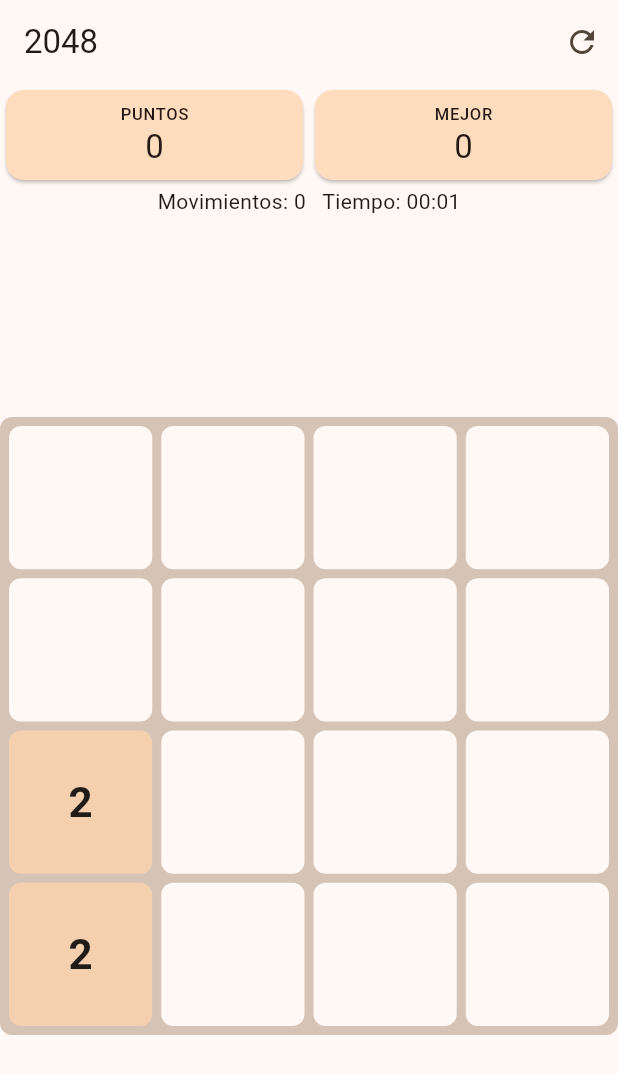
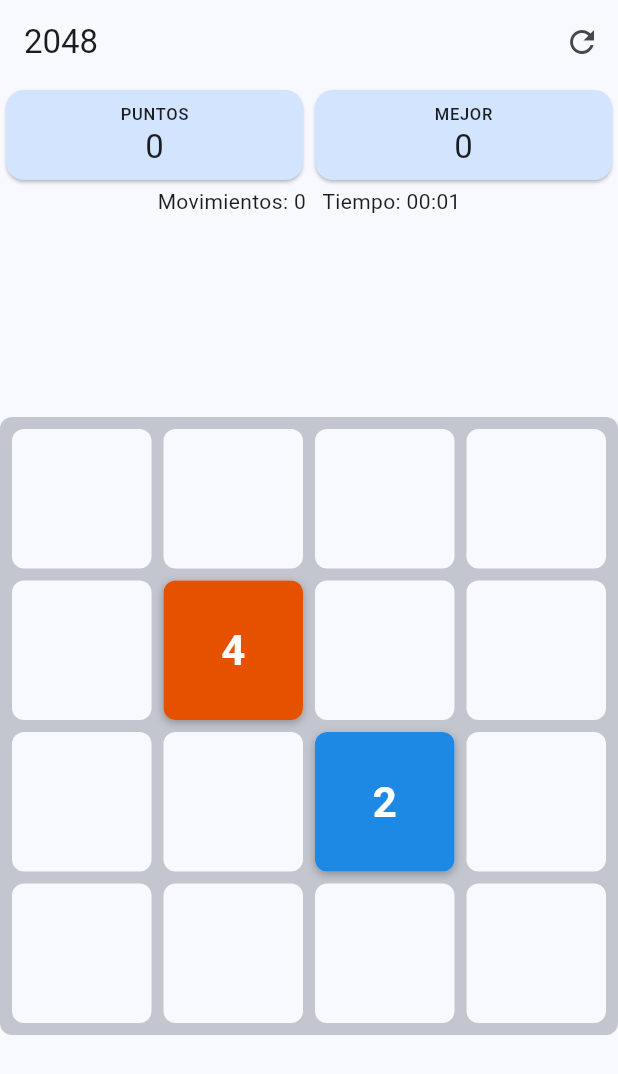
Before and after one commit to mileagaabriel-dam1/Milea_Rubio-2048, a Flutter app: the JuegoScreen screen opened directly with empty values, on a phone screen of 412 x 824 dp. Shown: the top 1074 px of the screen. Run offline on Flutter 3.47's test engine with Material 3 defaults, Android fonts, the phone set to English and light mode, and no system bars; our stand-ins replace shared_preferences, sqflite; accounts and stored records are empty.

Commit message:
Data, game, models retocados

```diff
--- a/lib/game/juego_2048.dart
+++ b/lib/game/juego_2048.dart
@@ -1,66 +1,96 @@
-import 'dart:math'; // Random
+import 'dart:math'; // Random, max
 
-enum Direccion { arriba, abajo, izquierda, derecha } // Las 4 direcciones posibles
+enum Direccion { arriba, abajo, izquierda, derecha } // Las 4 direcciones
+
+class Ficha { // Una ficha con identidad propia (así podemos animar su movimiento)
+  final int id; // Identificador único
+  int valor; // 2, 4, 8...
+  int pos; // Casilla donde está (0-15)
+  bool nueva = true; // Acaba de aparecer -> animación de aparecer
+  bool fusionada = false; // Acaba de fusionarse -> animación "pop"
+  bool eliminada = false; // Se ha juntado con otra: se desliza y desaparece
+  Ficha(this.id, this.valor, this.pos);
+}
 
 class Juego2048 { // Lógica del juego (sin nada de pantalla)
-  List<int> tablero = List.filled(16, 0); // 16 casillas, 0 = vacía
-  int puntuacion = 0; // Puntos
-  int movimientos = 0; // Movimientos válidos hechos
-  final _random = Random(); // Para elegir casilla y valor al azar
+  static int _siguienteId = 0; // static: ids únicos aunque se reinicie la partida
+  final fichas = <Ficha>[]; // Fichas del tablero
+  int puntuacion = 0;
+  int movimientos = 0;
+  final _random = Random();
 
-  Juego2048() { // Partida nueva
-    _nuevaFicha(); // Empieza con
-    _nuevaFicha(); // dos fichas
+  Juego2048() { // Partida nueva: 2 fichas
+    _nuevaFicha();
+    _nuevaFicha();
   }
 
-  Juego2048.cargar(this.tablero, this.puntuacion, this.movimientos); // Partida guardada
-
-  int get fichaMaxima => tablero.reduce(max); // La ficha más alta del tablero
-
-  void _nuevaFicha() { // Pone un 2 (90%) o un 4 (10%) en una casilla vacía
-    final vacias = [for (var i = 0; i < 16; i++) if (tablero[i] == 0) i]; // Posiciones libres
-    if (vacias.isEmpty) return; // Tablero lleno
-    tablero[vacias[_random.nextInt(vacias.length)]] = _random.nextInt(10) == 0 ? 4 : 2;
-  }
-
-  List<int> _linea(int n, Direccion d) { // Las 4 posiciones de una fila/columna, en el orden del movimiento
-    switch (d) {
-      case Direccion.izquierda: return [n * 4, n * 4 + 1, n * 4 + 2, n * 4 + 3]; // Fila n, de izq a der
-      case Direccion.derecha: return [n * 4 + 3, n * 4 + 2, n * 4 + 1, n * 4]; // Fila n, de der a izq
-      case Direccion.arriba: return [n, n + 4, n + 8, n + 12]; // Columna n, de arriba a abajo
-      case Direccion.abajo: return [n + 12, n + 8, n + 4, n]; // Columna n, de abajo a arriba
+  Juego2048.cargar(List<int> tablero, this.puntuacion, this.movimientos) { // Partida guardada
+    for (var i = 0; i < 16; i++) {
+      if (tablero[i] != 0) fichas.add(Ficha(_siguienteId++, tablero[i], i));
     }
   }
 
-  bool mover(Direccion d) { // Mueve las fichas. Devuelve true si algo ha cambiado
-    final antes = List.of(tablero); // Copia para saber si cambió
-    for (var n = 0; n < 4; n++) { // Para cada fila o columna
-      final pos = _linea(n, d); // Sus 4 posiciones
-      final valores = [for (final p in pos) if (tablero[p] != 0) tablero[p]]; // Fichas sin huecos
-      final resultado = <int>[]; // La línea ya movida
-      for (var i = 0; i < valores.length; i++) {
-        if (i + 1 < valores.length && valores[i] == valores[i + 1]) { // Dos iguales seguidas
-          resultado.add(valores[i] * 2); // Se fusionan
-          puntuacion += valores[i] * 2; // Y suman puntos
-          i++; // Saltamos la segunda
-        } else {
-          resultado.add(valores[i]); // Se queda igual
+  List<int> get tablero { // Las 16 casillas como números (para guardar en la BD)
+    final t = List.filled(16, 0);
+    for (final f in fichas) {
+      if (!f.eliminada) t[f.pos] = f.valor;
+    }
+    return t;
+  }
+
+  int get fichaMaxima => tablero.reduce(max); // Ficha más alta
+
+  void _nuevaFicha() { // Un 2 (90%) o un 4 (10%) en una casilla vacía
+    final t = tablero;
+    final vacias = [for (var i = 0; i < 16; i++) if (t[i] == 0) i];
+    if (vacias.isEmpty) return;
+    fichas.add(Ficha(_siguienteId++, _random.nextInt(10) == 0 ? 4 : 2, vacias[_random.nextInt(vacias.length)]));
+  }
+
+  List<int> _linea(int n, Direccion d) { // Las 4 casillas de una fila/columna, en el orden del movimiento
+    switch (d) {
+      case Direccion.izquierda: return [n * 4, n * 4 + 1, n * 4 + 2, n * 4 + 3];
+      case Direccion.derecha: return [n * 4 + 3, n * 4 + 2, n * 4 + 1, n * 4];
+      case Direccion.arriba: return [n, n + 4, n + 8, n + 12];
+      case Direccion.abajo: return [n + 12, n + 8, n + 4, n];
+    }
+  }
+
+  bool mover(Direccion d) { // Devuelve true si algo ha cambiado
+    fichas.removeWhere((f) => f.eliminada); // Quitamos las que desaparecieron en el movimiento anterior
+    for (final f in fichas) { f.nueva = false; f.fusionada = false; } // Reseteamos las animaciones
+    final antes = tablero.join(',');
+    for (var n = 0; n < 4; n++) { // Cada fila o columna
+      final pos = _linea(n, d);
+      final enLinea = [for (final p in pos) ...fichas.where((f) => f.pos == p)]; // Sus fichas, en orden
+      var destino = 0; // Siguiente casilla libre
+      for (var i = 0; i < enLinea.length; i++) {
+        final f = enLinea[i];
+        f.pos = pos[destino]; // La ficha se desliza hasta aquí
+        if (i + 1 < enLinea.length && enLinea[i + 1].valor == f.valor) { // Dos iguales seguidas
+          final otra = enLinea[i + 1];
+          otra.pos = pos[destino]; // La otra va a la misma casilla...
+          otra.eliminada = true; // ...y desaparece
+          f.valor *= 2; // Esta se queda con el doble
+          f.fusionada = true; // -> animación pop
+          puntuacion += f.valor;
+          i++; // Saltamos la otra
         }
+        destino++;
       }
-      while (resultado.length < 4) { resultado.add(0); } // Rellenamos con huecos
-      for (var i = 0; i < 4; i++) { tablero[pos[i]] = resultado[i]; } // Escribimos en el tablero
     }
-    final cambiado = antes.join() != tablero.join(); // ¿Ha cambiado algo?
-    if (cambiado) { movimientos++; _nuevaFicha(); } // Si sí: cuenta el movimiento y sale ficha nueva
+    final cambiado = antes != tablero.join(','); // ¿Ha cambiado algo?
+    if (cambiado) { movimientos++; _nuevaFicha(); }
     return cambiado;
   }
 
-  bool get terminado { // Fin de partida: no quedan huecos ni fusiones posibles
-    if (tablero.contains(0)) return false; // Hay hueco = se puede mover
+  bool get terminado { // No hay huecos ni fusiones posibles
+    final t = tablero;
+    if (t.contains(0)) return false;
     for (var i = 0; i < 16; i++) {
-      if (i % 4 < 3 && tablero[i] == tablero[i + 1]) return false; // Igual a la derecha
-      if (i < 12 && tablero[i] == tablero[i + 4]) return false; // Igual abajo
+      if (i % 4 < 3 && t[i] == t[i + 1]) return false; // Igual a la derecha
+      if (i < 12 && t[i] == t[i + 4]) return false; // Igual abajo
     }
-    return true; // No hay movimientos
+    return true;
   }
 }
--- a/lib/screens/ajustes_screen.dart
+++ b/lib/screens/ajustes_screen.dart
@@ -4,6 +4,7 @@ import '../routes.dart';
 import '../services/app_controller.dart';
 import '../theme/app_theme.dart';
 import '../widgets/confirm_dialog.dart';
+import '../widgets/tile_widget.dart';
 
 class AjustesScreen extends StatelessWidget {
   const AjustesScreen({super.key});
@@ -33,8 +34,11 @@ class AjustesScreen extends StatelessWidget {
             onSelectionChanged: (s) => app.cambiarTema(s.first),
           ),
           Wrap(children: [ // Color de fichas
-            for (var i = 0; i < AppTheme.colores.length; i++)
+            for (var i = 0; i < AppTheme.paletas.length; i++)
               ChoiceChip(label: Text(AppTheme.nombresColores[i]), selected: app.colorIndice == i, onSelected: (_) => app.cambiarColor(i)),
+          ]),
+          Row(children: [ // Vista previa de las fichas
+            for (final v in [2, 4, 8, 16, 32, 64]) Expanded(child: Padding(padding: const EdgeInsets.all(4), child: AspectRatio(aspectRatio: 1, child: TileWidget(valor: v)))),
           ]),
           ListTile(title: const Text('Borrar historial'), leading: const Icon(Icons.delete), onTap: () => _borrarTodo(context)),
           ListTile(title: const Text('Cerrar sesión'), leading: const Icon(Icons.logout),
--- a/lib/screens/juego_screen.dart
+++ b/lib/screens/juego_screen.dart
@@ -110,7 +110,7 @@ class _JuegoScreenState extends State<JuegoScreen> with WidgetsBindingObserver {
             ]),
           ),
           if (_verDetalles) Text('Movimientos: ${_juego.movimientos}   Tiempo: ${formatoTiempo(_segundos)}'),
-          Expanded(child: Center(child: BoardWidget(valores: _juego.tablero, onMover: _mover))),
+          Expanded(child: Center(child: BoardWidget(fichas: _juego.fichas, onMover: _mover))),
         ]),
       ),
     );
--- a/lib/theme/app_theme.dart
+++ b/lib/theme/app_theme.dart
@@ -1,26 +1,50 @@
-import 'dart:math'; // log()
+import 'dart:math'; // log, min
 import 'package:flutter/material.dart';
 
+class ColoresFichas extends ThemeExtension<ColoresFichas> { // Los colores de las fichas viajan DENTRO del tema
+  final List<Color> colores;
+  const ColoresFichas(this.colores);
+  @override
+  ColoresFichas copyWith({List<Color>? colores}) => ColoresFichas(colores ?? this.colores);
+  @override
+  ColoresFichas lerp(ColoresFichas? other, double t) => other ?? this;
+}
+
 class AppTheme { // Colores, tamaños y estilos de toda la app
-  static const double espacio = 16; // Espaciado general
-  static const double radio = 8; // Esquinas redondeadas
-  static const TextStyle titulo = TextStyle(fontSize: 56, fontWeight: FontWeight.bold); // Título "2048"
+  static const double espacio = 16; // Espaciado
+  static const double radio = 8; // Esquinas
+  static const double separacion = 8; // Hueco entre fichas
+  static const Duration animacion = Duration(milliseconds: 120); // Velocidad del deslizamiento
+  static const TextStyle titulo = TextStyle(fontSize: 56, fontWeight: FontWeight.bold);
 
-  static const List<Color> colores = [Colors.orange, Colors.blue, Colors.green, Colors.purple]; // Colores a elegir
-  static const List<String> nombresColores = ['Naranja', 'Azul', 'Verde', 'Morado'];
+  static const List<String> nombresColores = ['Multicolor', 'Pastel', 'Neón'];
+  static const List<List<Color>> paletas = [ // Un color por ficha: 2, 4, 8, 16, 32, 64, 128, 256, 512, 1024, 2048
+    [Color(0xFF1E88E5), Color(0xFFE65100), Color(0xFF43A047), Color(0xFF8E24AA), Color(0xFFE53935), Color(0xFF00897B),
+      Color(0xFFD81B60), Color(0xFFFFA000), Color(0xFF3949AB), Color(0xFF00ACC1), Color(0xFFFFD600)], // Azul, naranja oscuro, verde...
+    [Color(0xFF90CAF9), Color(0xFFFFCC80), Color(0xFFA5D6A7), Color(0xFFCE93D8), Color(0xFFEF9A9A), Color(0xFF80CBC4),
+      Color(0xFFF48FB1), Color(0xFFFFE082), Color(0xFF9FA8DA), Color(0xFF80DEEA), Color(0xFFFFF59D)],
+    [Color(0xFF00E5FF), Color(0xFFFF6D00), Color(0xFF76FF03), Color(0xFFD500F9), Color(0xFFFF1744), Color(0xFF1DE9B6),
+      Color(0xFFF50057), Color(0xFFFFC400), Color(0xFF651FFF), Color(0xFF00B0FF), Color(0xFFFFEA00)],
+  ];
 
-  static ThemeData claro(int color) => ThemeData(colorSchemeSeed: colores[color], brightness: Brightness.light); // Tema claro
-  static ThemeData oscuro(int color) => ThemeData(colorSchemeSeed: colores[color], brightness: Brightness.dark); // Tema oscuro
-
-  static Color colorFicha(BuildContext context, int valor) { // Color de una ficha según su valor
-    final esquema = Theme.of(context).colorScheme; // Colores del tema ACTIVO (claro u oscuro)
-    if (valor == 0) return esquema.surface; // Casilla vacía
-    final paso = log(valor) / log(2); // 2->1, 4->2 ... 2048->11
-    return Color.lerp(esquema.primaryContainer, esquema.primary, paso / 11)!; // De suave a intenso
+  static ThemeData _tema(int p, Brightness brillo) {
+    final paleta = paletas[p % paletas.length]; // % por si había guardado un índice antiguo
+    return ThemeData(colorSchemeSeed: paleta[0], brightness: brillo, extensions: [ColoresFichas(paleta)]);
   }
 
-  static Color colorTexto(BuildContext context, int valor) => // Texto legible sobre la ficha
-  colorFicha(context, valor).computeLuminance() > 0.4 ? Colors.black87 : Colors.white;
+  static ThemeData claro(int p) => _tema(p, Brightness.light); // Tema claro
+  static ThemeData oscuro(int p) => _tema(p, Brightness.dark); // Tema oscuro
+
+  static Color colorFicha(BuildContext context, int valor) { // Color de una ficha
+    final tema = Theme.of(context); // Tema ACTIVO
+    if (valor == 0) return tema.colorScheme.surface; // Casilla vacía
+    final colores = tema.extension<ColoresFichas>()!.colores;
+    final i = (log(valor) / log(2)).round() - 1; // 2->0, 4->1 ... 2048->10
+    return colores[min(i, colores.length - 1)];
+  }
+
+  static Color colorTexto(BuildContext context, int valor) => // Texto legible encima
+  colorFicha(context, valor).computeLuminance() > 0.5 ? Colors.black87 : Colors.white;
 
   static Color colorTablero(BuildContext context) => Theme.of(context).colorScheme.outlineVariant; // Fondo del tablero
 }
--- a/lib/widgets/board_widget.dart
+++ b/lib/widgets/board_widget.dart
@@ -1,71 +1,80 @@
 import 'package:flutter/material.dart';
-import 'package:flutter/services.dart'; // Teclas del teclado
-
-import '../game/juego_2048.dart'; // Direccion
+import 'package:flutter/services.dart'; // Teclado
+import '../game/juego_2048.dart';
 import '../theme/app_theme.dart';
 import 'tile_widget.dart';
 
-class BoardWidget extends StatefulWidget { // El tablero 4x4 + los gestos
-  final List<int> valores; // Las 16 fichas
-  final void Function(Direccion) onMover; // Avisa a la pantalla de hacia dónde mover
-  const BoardWidget({super.key, required this.valores, required this.onMover});
+class BoardWidget extends StatefulWidget { // Tablero 4x4 + gestos + animaciones
+  final List<Ficha> fichas;
+  final void Function(Direccion) onMover; // Avisa a la pantalla
+  const BoardWidget({super.key, required this.fichas, required this.onMover});
 
   @override
   State<BoardWidget> createState() => _BoardWidgetState();
 }
 
-class _BoardWidgetState extends State<BoardWidget> { // Stateful: necesita recordar cuánto se ha arrastrado
-  Offset _arrastre = Offset.zero; // Distancia recorrida por el dedo
+class _BoardWidgetState extends State<BoardWidget> {
+  Offset _arrastre = Offset.zero; // Cuánto se ha movido el dedo
 
   void _alSoltar() { // Al levantar el dedo decidimos la dirección
     final d = _arrastre;
     _arrastre = Offset.zero;
-    if (d.distance < 30) return; // UMBRAL: ignora deslizamientos muy cortos
-    if (d.dx.abs() > d.dy.abs()) { // Dirección dominante: horizontal
-      widget.onMover(d.dx > 0 ? Direccion.derecha : Direccion.izquierda);
-    } else { // Dirección dominante: vertical
-      widget.onMover(d.dy > 0 ? Direccion.abajo : Direccion.arriba);
+    if (d.distance < 30) return; // UMBRAL: ignora movimientos cortos
+    if (d.dx.abs() > d.dy.abs()) {
+      widget.onMover(d.dx > 0 ? Direccion.derecha : Direccion.izquierda); // Horizontal
+    } else {
+      widget.onMover(d.dy > 0 ? Direccion.abajo : Direccion.arriba); // Vertical
     }
   }
 
-  KeyEventResult _alPulsarTecla(FocusNode nodo, KeyEvent e) { // Flechas del teclado (alternativa accesible)
+  KeyEventResult _tecla(FocusNode nodo, KeyEvent e) { // Flechas del teclado
     if (e is! KeyDownEvent) return KeyEventResult.ignored;
-    final teclas = {
+    final dir = {
       LogicalKeyboardKey.arrowUp: Direccion.arriba,
       LogicalKeyboardKey.arrowDown: Direccion.abajo,
       LogicalKeyboardKey.arrowLeft: Direccion.izquierda,
       LogicalKeyboardKey.arrowRight: Direccion.derecha,
-    };
-    final dir = teclas[e.logicalKey];
-    if (dir == null) return KeyEventResult.ignored; // Otra tecla
+    }[e.logicalKey];
+    if (dir == null) return KeyEventResult.ignored;
     widget.onMover(dir);
     return KeyEventResult.handled;
   }
 
   @override
   Widget build(BuildContext context) {
-    return Focus( // Para recibir el teclado
+    return Focus(
       autofocus: true,
-      onKeyEvent: _alPulsarTecla,
-      child: GestureDetector( // onPan* = movimiento libre en 2D; así elegimos nosotros el eje dominante
+      onKeyEvent: _tecla,
+      child: GestureDetector( // onPan: movimiento en 2D, elegimos nosotros el eje dominante
         onPanStart: (_) => _arrastre = Offset.zero,
-        onPanUpdate: (d) => _arrastre += d.delta, // Vamos sumando el movimiento
+        onPanUpdate: (d) => _arrastre += d.delta,
         onPanEnd: (_) => _alSoltar(),
-        child: AspectRatio( // Siempre cuadrado
-          aspectRatio: 1,
+        child: AspectRatio(
+          aspectRatio: 1, // Cuadrado
           child: Container(
-            padding: const EdgeInsets.all(6),
-            decoration: BoxDecoration(
-              color: AppTheme.colorTablero(context),
-              borderRadius: BorderRadius.circular(AppTheme.radio),
-            ),
-            child: GridView.count( // Cuadrícula de 4 columnas
-              crossAxisCount: 4,
-              mainAxisSpacing: 6,
-              crossAxisSpacing: 6,
-              physics: const NeverScrollableScrollPhysics(), // Que no haga scroll
-              children: [for (final v in widget.valores) TileWidget(valor: v)],
-            ),
+            decoration: BoxDecoration(color: AppTheme.colorTablero(context), borderRadius: BorderRadius.circular(AppTheme.radio)),
+            child: LayoutBuilder(builder: (context, c) {
+              const sep = AppTheme.separacion;
+              final celda = (c.maxWidth - sep * 5) / 4; // Tamaño de cada casilla
+              double x(int pos) => sep + (pos % 4) * (celda + sep); // Columna -> píxeles
+              double y(int pos) => sep + (pos ~/ 4) * (celda + sep); // Fila -> píxeles
+              final orden = [...widget.fichas.where((f) => f.eliminada), ...widget.fichas.where((f) => !f.eliminada)]; // Las que desaparecen, debajo
+              return Stack(children: [
+                for (var p = 0; p < 16; p++) // Casillas vacías de fondo
+                  Positioned(left: x(p), top: y(p), width: celda, height: celda, child: const TileWidget(valor: 0)),
+                for (final f in orden)
+                  AnimatedPositioned( // ANIMACIÓN de movimiento: se desliza a su nueva casilla
+                    key: ValueKey(f.id),
+                    duration: AppTheme.animacion,
+                    curve: Curves.easeInOut,
+                    left: x(f.pos),
+                    top: y(f.pos),
+                    width: celda,
+                    height: celda,
+                    child: TileWidget(valor: f.valor, nueva: f.nueva, fusionada: f.fusionada),
+                  ),
+              ]);
+            }),
           ),
         ),
       ),
--- a/lib/widgets/tile_widget.dart
+++ b/lib/widgets/tile_widget.dart
@@ -1,29 +1,43 @@
+import 'dart:math'; // sin, pi
 import 'package:flutter/material.dart';
+import '../theme/app_theme.dart';
 
-import '../theme/app_theme.dart'; // Colores de las fichas
-
-class TileWidget extends StatelessWidget { // Una ficha del tablero
-  final int valor; // 0 = vacía
-  const TileWidget({super.key, required this.valor});
+class TileWidget extends StatelessWidget { // Una ficha
+  final int valor; // 0 = casilla vacía
+  final bool nueva; // Animación de aparecer
+  final bool fusionada; // Animación "pop"
+  const TileWidget({super.key, required this.valor, this.nueva = false, this.fusionada = false});
 
   @override
   Widget build(BuildContext context) {
-    return AnimatedContainer( // ANIMACIÓN: el color cambia suavemente al fusionar o aparecer
-      duration: const Duration(milliseconds: 150),
+    final ficha = Container(
       alignment: Alignment.center,
       decoration: BoxDecoration(
-        color: AppTheme.colorFicha(context, valor), // Color según el valor y el tema
+        color: AppTheme.colorFicha(context, valor),
         borderRadius: BorderRadius.circular(AppTheme.radio),
+        boxShadow: valor == 0 ? null : const [BoxShadow(color: Colors.black26, blurRadius: 4, offset: Offset(0, 2))], // Sombra
       ),
       child: valor == 0
-          ? null // Vacía: sin texto
-          : FittedBox( // El número se encoge si no cabe
+          ? null
+          : FittedBox(
         child: Padding(
-          padding: const EdgeInsets.all(4),
-          child: Text('$valor',
-              style: TextStyle(fontSize: 28, fontWeight: FontWeight.bold, color: AppTheme.colorTexto(context, valor))),
+          padding: const EdgeInsets.all(6),
+          child: Text('$valor', style: TextStyle(fontSize: 28, fontWeight: FontWeight.bold, color: AppTheme.colorTexto(context, valor))),
         ),
       ),
     );
+    if (!nueva && !fusionada) return ficha; // Ficha normal: sin animación
+
+    return TweenAnimationBuilder<double>( // ANIMACIÓN: t va de 0 a 1
+      key: ValueKey('$valor$nueva'), // Si cambia el valor, vuelve a empezar
+      tween: Tween(begin: 0.0, end: 1.0),
+      duration: AppTheme.animacion * 2,
+      curve: const Interval(0.5, 1.0), // Espera a que termine el deslizamiento
+      builder: (context, t, child) => Transform.scale(
+        scale: nueva ? Curves.easeOutBack.transform(t) : 1 + 0.2 * sin(t * pi), // Nueva: crece | Fusionada: 1 -> 1.2 -> 1 (pop)
+        child: child,
+      ),
+      child: ficha,
+    );
   }
 }
```
Also changed, not shown: 1 other file.
